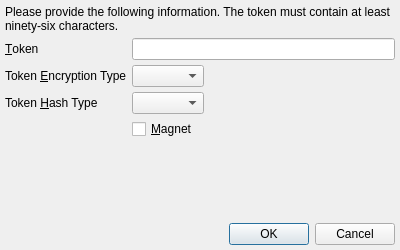
Before: the Qt Designer form branches/trunk/UI/spot-on-adaptive-echo-prompt.ui in textbrowser/spot-on, drawn with Qt 5.
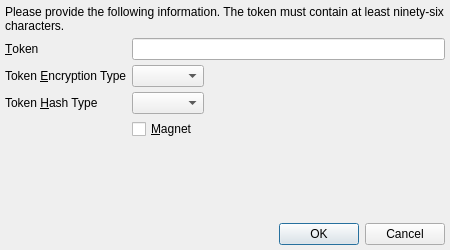
After: the same form once the commit is applied. Icons and pictures are not drawn.

What changed in the file:
```diff
--- a/branches/trunk/UI/spot-on-adaptive-echo-prompt.ui
+++ b/branches/trunk/UI/spot-on-adaptive-echo-prompt.ui
@@ -6,7 +6,7 @@
    <rect>
     <x>0</x>
     <y>0</y>
-    <width>400</width>
+    <width>450</width>
     <height>250</height>
    </rect>
   </property>
```
